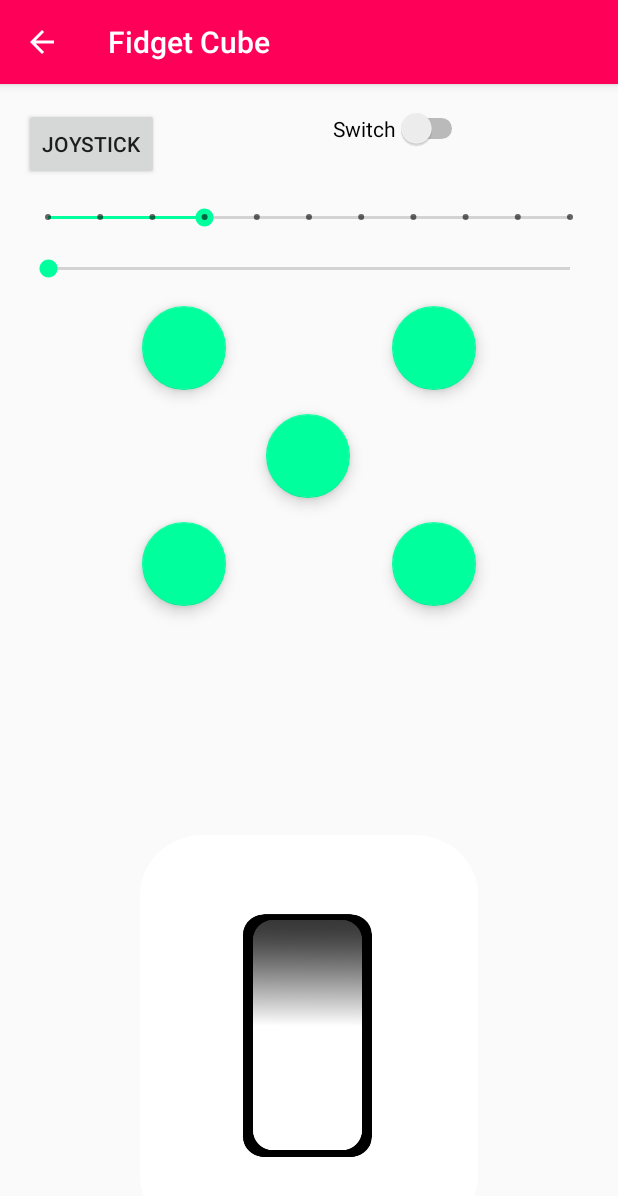
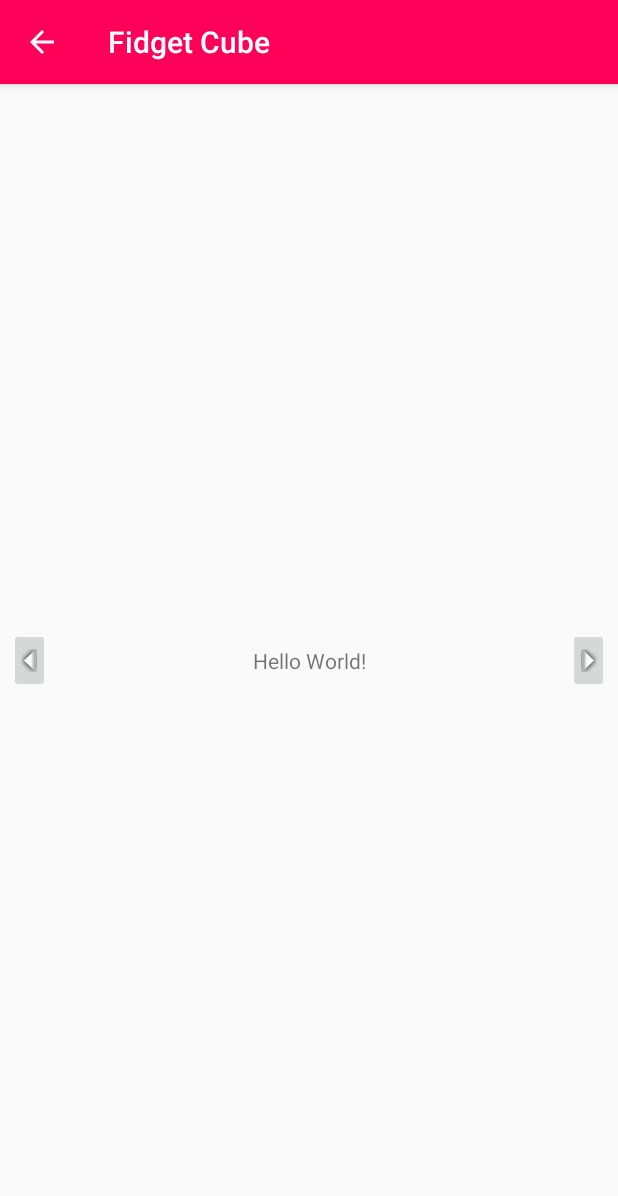
Before and after one commit to calvin-cs262-fall2019-teamC/client, an Android app: the FidgetCubeActivity screen opened directly, with no data from a screen before it, on a phone screen of 412 x 824 dp. Shown: the top 1196 px of the screen. Run offline under Robolectric (Android 15) with nearby library versions, the phone set to English and light mode, and no system bars.

Commit message:
Move buttons and joystick to Fragments (switch disappeared for now)

```diff
--- a/app/src/main/java/edu/calvin/cs262/sensapp/FidgetCubeActivity.java
+++ b/app/src/main/java/edu/calvin/cs262/sensapp/FidgetCubeActivity.java
@@ -1,7 +1,10 @@
 package edu.calvin.cs262.sensapp;
 
 import androidx.appcompat.app.AppCompatActivity;
+import androidx.fragment.app.Fragment;
+import androidx.fragment.app.FragmentTransaction;
 
+import android.content.Context;
 import android.content.Intent;
 import android.graphics.drawable.AnimationDrawable;
 import android.media.MediaPlayer;
@@ -10,10 +13,10 @@ import android.view.View;
 import android.widget.ImageView;
 
 public class FidgetCubeActivity extends AppCompatActivity {
+    private Context context = this;
     AnimationDrawable SwitchAnimation;
     private boolean switchOn = false;
     private ImageView switchImage;
-    public MediaPlayer buttonSoundPlayer;
     public MediaPlayer switchUpPlayer;
     public MediaPlayer switchDownPlayer;
 
@@ -22,17 +25,17 @@ public class FidgetCubeActivity extends AppCompatActivity {
         super.onCreate(savedInstanceState);
         setContentView(R.layout.activity_fidget_cube);
 
-        switchImage = findViewById(R.id.switch_image);
-        switchImage.setBackgroundResource(R.drawable.switch_animation_on);
-        SwitchAnimation = (AnimationDrawable) switchImage.getBackground();
+//        switchImage = findViewById(R.id.switch_image);
+//        switchImage.setBackgroundResource(R.drawable.switch_animation_on);
+//        SwitchAnimation = (AnimationDrawable) switchImage.getBackground();
+//        switchUpPlayer = MediaPlayer.create(this, R.raw.switch_up);
+//        switchDownPlayer = MediaPlayer.create(this, R.raw.switch_down);
 
-        buttonSoundPlayer = MediaPlayer.create(this, R.raw.button_click_short);
-        switchUpPlayer = MediaPlayer.create(this, R.raw.switch_up);
-        switchDownPlayer = MediaPlayer.create(this, R.raw.switch_down);
-    }
 
-    public void playButtonClick(View view) {
-        buttonSoundPlayer.start();
+        // setup the main Fragment upon starting app (one time setup)
+        FragmentTransaction transaction = getSupportFragmentManager().beginTransaction();
+        transaction.replace(R.id.frame_layout, new FidgetCubeFragment());
+        transaction.commit();
     }
 
     public void switchClick(View view) {
@@ -55,8 +58,15 @@ public class FidgetCubeActivity extends AppCompatActivity {
      *
      * @param view The current View object (the fidget cube activity button).
      */
-    public void launchJoystickActivity(View view) {
-        Intent intent = new Intent(this, JoystickActivity.class);
-        startActivity(intent);
+    public void launchJoystickFragment(View view) {
+        FragmentTransaction transaction = getSupportFragmentManager().beginTransaction();
+        transaction.replace(R.id.frame_layout, new JoystickFragment());
+        transaction.commit();
+    }
+
+    public void launchButtonFragment(View view) {
+        FragmentTransaction transaction = getSupportFragmentManager().beginTransaction();
+        transaction.replace(R.id.frame_layout, ButtonFragment.newInstance(context));
+        transaction.commit();
     }
 }
--- /dev/null
+++ b/app/src/main/java/edu/calvin/cs262/sensapp/FidgetCubeFragment.java
@@ -0,0 +1,22 @@
+package edu.calvin.cs262.sensapp;
+
+import android.os.Bundle;
+import android.view.LayoutInflater;
+import android.view.View;
+import android.view.ViewGroup;
+
+import androidx.fragment.app.Fragment;
+
+public class FidgetCubeFragment extends Fragment {
+    @Override
+    public void onCreate(Bundle savedInstanceState) {
+        super.onCreate(savedInstanceState);
+    }
+
+    @Override
+    public View onCreateView(LayoutInflater inflater, ViewGroup container,
+                             Bundle savedInstanceState) {
+        return inflater.inflate(R.layout.fidget_cube_fragment, container, false);
+    }
+
+}
--- a/app/src/main/res/layout/activity_fidget_cube.xml
+++ b/app/src/main/res/layout/activity_fidget_cube.xml
@@ -6,156 +6,33 @@
     android:layout_height="match_parent"
     tools:context=".FidgetCubeActivity">
 
-    <Button
-        android:id="@+id/button"
+    <ImageButton
+        android:id="@+id/ButtonLeft"
         android:layout_width="wrap_content"
         android:layout_height="wrap_content"
-        android:layout_marginStart="16dp"
-        android:layout_marginLeft="16dp"
-        android:layout_marginTop="16dp"
-        android:text="Joystick"
-        android:onClick="launchJoystickActivity"
+        android:rotation="-90"
+        android:onClick="launchButtonFragment"
+        app:layout_constraintBottom_toBottomOf="parent"
         app:layout_constraintStart_toStartOf="parent"
-        app:layout_constraintTop_toTopOf="parent" />
+        app:layout_constraintTop_toTopOf="parent"
+        app:srcCompat="@android:drawable/arrow_up_float" />
 
-    <Switch
-        android:id="@+id/switch1"
+    <ImageButton
+        android:id="@+id/ButtonRight"
         android:layout_width="wrap_content"
         android:layout_height="wrap_content"
-        android:layout_marginStart="16dp"
-        android:layout_marginLeft="16dp"
-        android:layout_marginTop="16dp"
-        android:text="Switch"
-        app:layout_constraintEnd_toEndOf="parent"
-        app:layout_constraintStart_toEndOf="@+id/button"
-        app:layout_constraintTop_toTopOf="parent" />
-
-    <SeekBar
-        android:id="@+id/seekBar"
-        android:layout_width="0dp"
-        android:layout_height="wrap_content"
-        android:layout_marginStart="16dp"
-        android:layout_marginLeft="16dp"
-        android:layout_marginTop="16dp"
-        android:layout_marginEnd="16dp"
-        android:layout_marginRight="16dp"
-        app:layout_constraintEnd_toEndOf="parent"
-        app:layout_constraintStart_toStartOf="parent"
-        app:layout_constraintTop_toBottomOf="@+id/seekBar2" />
-
-    <SeekBar
-        android:id="@+id/seekBar2"
-        style="@style/Widget.AppCompat.SeekBar.Discrete"
-        android:layout_width="0dp"
-        android:layout_height="wrap_content"
-        android:layout_marginStart="16dp"
-        android:layout_marginLeft="16dp"
-        android:layout_marginTop="16dp"
-        android:layout_marginEnd="16dp"
-        android:layout_marginRight="16dp"
-        android:max="10"
-        android:progress="3"
-        app:layout_constraintEnd_toEndOf="parent"
-        app:layout_constraintHorizontal_bias="0.0"
-        app:layout_constraintStart_toStartOf="parent"
-        app:layout_constraintTop_toBottomOf="@+id/button" />
-
-    <com.google.android.material.floatingactionbutton.FloatingActionButton
-        android:id="@+id/circlebutton_topleft"
-        android:layout_width="wrap_content"
-        android:layout_height="wrap_content"
-        android:layout_marginStart="16dp"
-        android:layout_marginLeft="16dp"
-        android:layout_marginTop="16dp"
-        android:layout_marginEnd="16dp"
-        android:layout_marginRight="16dp"
-        android:clickable="true"
-        android:focusable="true"
-        android:onClick="playButtonClick"
-        app:layout_constraintEnd_toStartOf="@+id/circlebutton_topright"
-        app:layout_constraintStart_toStartOf="parent"
-        app:layout_constraintTop_toBottomOf="@+id/seekBar"
-        app:srcCompat="@color/colorAccent" />
-
-    <com.google.android.material.floatingactionbutton.FloatingActionButton
-        android:id="@+id/circlebutton_topright"
-        android:layout_width="wrap_content"
-        android:layout_height="wrap_content"
-        android:layout_marginStart="16dp"
-        android:layout_marginLeft="16dp"
-        android:layout_marginTop="16dp"
-        android:layout_marginEnd="16dp"
-        android:layout_marginRight="16dp"
-        android:clickable="true"
-        android:focusable="true"
-        android:onClick="playButtonClick"
-        app:layout_constraintEnd_toEndOf="parent"
-        app:layout_constraintHorizontal_bias="0.811"
-        app:layout_constraintStart_toEndOf="@+id/circlebutton_topleft"
-        app:layout_constraintTop_toBottomOf="@+id/seekBar"
-        app:srcCompat="@color/colorAccent" />
-
-    <com.google.android.material.floatingactionbutton.FloatingActionButton
-        android:id="@+id/circlebutton_center"
-        android:layout_width="wrap_content"
-        android:layout_height="wrap_content"
-        android:layout_marginStart="16dp"
-        android:layout_marginLeft="16dp"
-        android:layout_marginTop="16dp"
-        android:layout_marginEnd="16dp"
-        android:layout_marginRight="16dp"
-        android:clickable="true"
-        android:focusable="true"
-        android:onClick="playButtonClick"
-        app:layout_constraintEnd_toEndOf="parent"
-        app:layout_constraintHorizontal_bias="0.498"
-        app:layout_constraintStart_toStartOf="parent"
-        app:layout_constraintTop_toBottomOf="@+id/circlebutton_topleft"
-        app:srcCompat="@color/colorAccent" />
-
-    <com.google.android.material.floatingactionbutton.FloatingActionButton
-        android:id="@+id/circlebutton_bottomleft"
-        android:layout_width="wrap_content"
-        android:layout_height="wrap_content"
-        android:layout_marginStart="16dp"
-        android:layout_marginLeft="16dp"
-        android:layout_marginTop="16dp"
-        android:layout_marginEnd="16dp"
-        android:layout_marginRight="16dp"
-        android:clickable="true"
-        android:focusable="true"
-        android:onClick="playButtonClick"
-        app:layout_constraintEnd_toStartOf="@+id/circlebutton_bottomright"
-        app:layout_constraintStart_toStartOf="parent"
-        app:layout_constraintTop_toBottomOf="@+id/circlebutton_center"
-        app:srcCompat="@color/colorAccent" />
-
-    <com.google.android.material.floatingactionbutton.FloatingActionButton
-        android:id="@+id/circlebutton_bottomright"
-        android:layout_width="wrap_content"
-        android:layout_height="wrap_content"
-        android:layout_marginStart="16dp"
-        android:layout_marginLeft="16dp"
-        android:layout_marginTop="16dp"
-        android:layout_marginEnd="16dp"
-        android:layout_marginRight="16dp"
-        android:clickable="true"
-        android:focusable="true"
-        android:onClick="playButtonClick"
-        app:layout_constraintEnd_toEndOf="parent"
-        app:layout_constraintHorizontal_bias="0.758"
-        app:layout_constraintStart_toEndOf="@+id/circlebutton_bottomleft"
-        app:layout_constraintTop_toBottomOf="@+id/circlebutton_center"
-        app:srcCompat="@color/colorAccent" />
-
-    <ImageView
-        android:id="@+id/switch_image"
-        android:layout_width="226dp"
-        android:layout_height="267dp"
-        android:src="@drawable/switch_outline"
-        android:onClick="switchClick"
+        android:rotation="90"
+        android:onClick="launchJoystickFragment"
         app:layout_constraintBottom_toBottomOf="parent"
         app:layout_constraintEnd_toEndOf="parent"
-        app:layout_constraintStart_toStartOf="parent" />
+        app:layout_constraintTop_toTopOf="parent"
+        app:srcCompat="@android:drawable/arrow_up_float" />
+
+    <FrameLayout
+        android:id="@+id/frame_layout"
+        android:layout_width="match_parent"
+        android:layout_height="match_parent"
+        android:animateLayoutChanges="true">
+    </FrameLayout>
 
 </androidx.constraintlayout.widget.ConstraintLayout>
--- /dev/null
+++ b/app/src/main/res/layout/fidget_cube_fragment.xml
@@ -0,0 +1,34 @@
+<?xml version="1.0" encoding="utf-8"?>
+<FrameLayout xmlns:android="http://schemas.android.com/apk/res/android"
+    xmlns:app="http://schemas.android.com/apk/res-auto"
+    xmlns:tools="http://schemas.android.com/tools"
+    android:layout_width="match_parent"
+    android:layout_height="match_parent"
+    tools:context=".FidgetCubeFragment">
+
+<!--    <ImageView-->
+<!--        android:id="@+id/switch_image"-->
+<!--        android:layout_width="226dp"-->
+<!--        android:layout_height="267dp"-->
+<!--        android:src="@drawable/switch_outline"-->
+<!--        android:onClick="switchClick"-->
+<!--        app:layout_constraintBottom_toBottomOf="parent"-->
+<!--        app:layout_constraintEnd_toEndOf="parent"-->
+<!--        app:layout_constraintStart_toStartOf="parent" />-->
+
+    <androidx.constraintlayout.widget.ConstraintLayout
+        android:layout_width="match_parent"
+        android:layout_height="match_parent">
+
+        <TextView
+            android:id="@+id/textView"
+            android:layout_width="wrap_content"
+            android:layout_height="wrap_content"
+            android:text="Hello World!"
+            app:layout_constraintBottom_toBottomOf="parent"
+            app:layout_constraintEnd_toEndOf="parent"
+            app:layout_constraintStart_toStartOf="parent"
+            app:layout_constraintTop_toTopOf="parent" />
+    </androidx.constraintlayout.widget.ConstraintLayout>
+
+</FrameLayout>
```
Also changed, not shown: app/src/main/java/edu/calvin/cs262/sensapp/ButtonFragment.java (added, +64 -0 lines), app/src/main/java/edu/calvin/cs262/sensapp/JoystickActivity.java (deleted, +0 -15 lines), app/src/main/java/edu/calvin/cs262/sensapp/JoystickFragment.java (added, +28 -0 lines), app/src/main/res/layout/activity_joystick.xml (deleted, +0 -21 lines), app/src/main/res/layout/fragment_button.xml (added, +98 -0 lines), app/src/main/res/layout/fragment_joystick.xml (added, +14 -0 lines).
